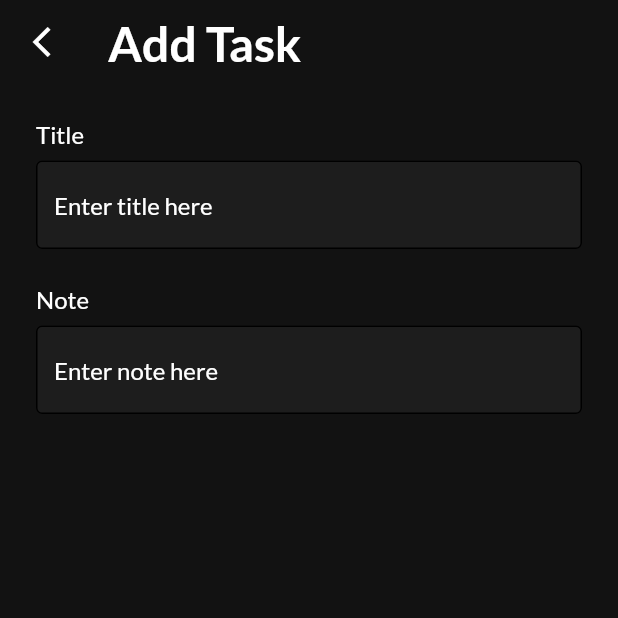
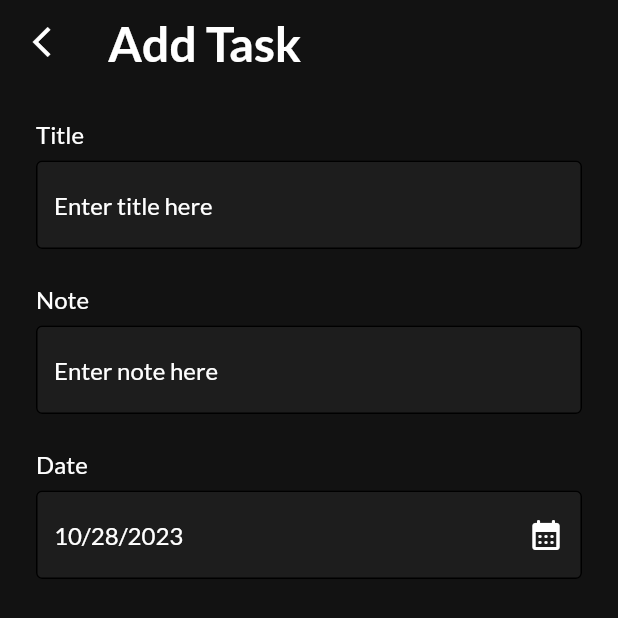
Before and after one commit to MohamedEssam-900009/to_do_app, a Flutter app: the AddTaskScreen screen opened directly, on a phone screen of 412 x 824 dp. Shown: the top 618 px of the screen. Run offline on Flutter 3.47's test engine with Material 2 defaults, Android fonts, the phone set to English and light mode, and no system bars; our stand-ins replace date_picker_timeline, get_it, google_fonts, shared_preferences, smooth_page_indicator; accounts and stored records are empty.

Commit message:
Add Task Screen [Date]

```diff
--- /dev/null
+++ b/lib/features/task/components/add_task_component.dart
@@ -0,0 +1,41 @@
+import 'package:flutter/material.dart';
+
+class AddTaskComponent extends StatelessWidget {
+  const AddTaskComponent({
+    super.key,
+    required this.title,
+    required this.hintText,
+    this.controller,
+    this.suffixIcon,
+    this.readOnly = false,
+  });
+
+  final String title;
+  final String hintText;
+  final TextEditingController? controller;
+  final IconButton? suffixIcon;
+  final bool readOnly;
+
+  @override
+  Widget build(BuildContext context) {
+    return Column(
+      crossAxisAlignment: CrossAxisAlignment.start,
+      children: [
+        Text(
+          title,
+          style: Theme.of(context).textTheme.displayMedium,
+        ),
+        const SizedBox(height: 8.0),
+        TextFormField(
+          readOnly: readOnly,
+          controller: controller,
+          decoration: InputDecoration(
+            hintText: hintText,
+            suffixIcon: suffixIcon,
+
+          ),
+        ),
+      ],
+    );
+  }
+}
--- a/lib/features/task/presentation/screens/add_task_screen/add_task_screen.dart
+++ b/lib/features/task/presentation/screens/add_task_screen/add_task_screen.dart
@@ -1,12 +1,23 @@
 import 'package:flutter/material.dart';
+import 'package:intl/intl.dart';
+import 'package:to_do_app/core/utils/app_colors.dart';
 import 'package:to_do_app/core/utils/app_strings.dart';
+import 'package:to_do_app/features/task/components/add_task_component.dart';
 
 // ignore: must_be_immutable
-class AddTaskScreen extends StatelessWidget {
-  AddTaskScreen({super.key});
+class AddTaskScreen extends StatefulWidget {
+  const AddTaskScreen({super.key});
 
+  @override
+  State<AddTaskScreen> createState() => _AddTaskScreenState();
+}
+
+class _AddTaskScreenState extends State<AddTaskScreen> {
   TextEditingController titleController = TextEditingController();
+
   TextEditingController noteController = TextEditingController();
+
+  DateTime currentDate = DateTime.now();
 
   @override
   Widget build(BuildContext context) {
@@ -32,27 +43,44 @@ class AddTaskScreen extends StatelessWidget {
           child: Column(
             crossAxisAlignment: CrossAxisAlignment.start,
             children: [
-              Text(
-                AppStrings.title,
-                style: Theme.of(context).textTheme.displayMedium,
-              ),
-              const SizedBox(height: 8.0),
-              TextFormField(
+              //! Title
+              AddTaskComponent(
+                title: AppStrings.title,
+                hintText: AppStrings.titleHint,
                 controller: titleController,
-                decoration: const InputDecoration(
-                  hintText: AppStrings.titleHint,
-                ),
               ),
               const SizedBox(height: 24.0),
-              Text(
-                AppStrings.note,
-                style: Theme.of(context).textTheme.displayMedium,
+              //! Note
+              AddTaskComponent(
+                title: AppStrings.note,
+                hintText: AppStrings.noteHint,
+                controller: noteController,
               ),
-              const SizedBox(height: 8.0),
-              TextFormField(
+              const SizedBox(height: 24.0),
+              //! Date
+              AddTaskComponent(
+                title: AppStrings.date,
+                hintText: DateFormat.yMd().format(currentDate),
                 controller: noteController,
-                decoration: const InputDecoration(
-                  hintText: AppStrings.noteHint,
+                readOnly: true,
+                suffixIcon: IconButton(
+                  onPressed: () async {
+                    DateTime? pickedDate = await showDatePicker(
+                      context: context,
+                      initialDate: currentDate,
+                      firstDate: currentDate,
+                      lastDate: DateTime(2025),
+                      // initialDatePickerMode: DatePickerMode.day,
+                      // initialEntryMode: DatePickerEntryMode.inputOnly,
+                    );
+                    setState(() {
+                      currentDate = pickedDate!;
+                    });
+                  },
+                  icon: const Icon(
+                    Icons.calendar_month_rounded,
+                    color: AppColors.white,
+                  ),
                 ),
               ),
             ],
```
